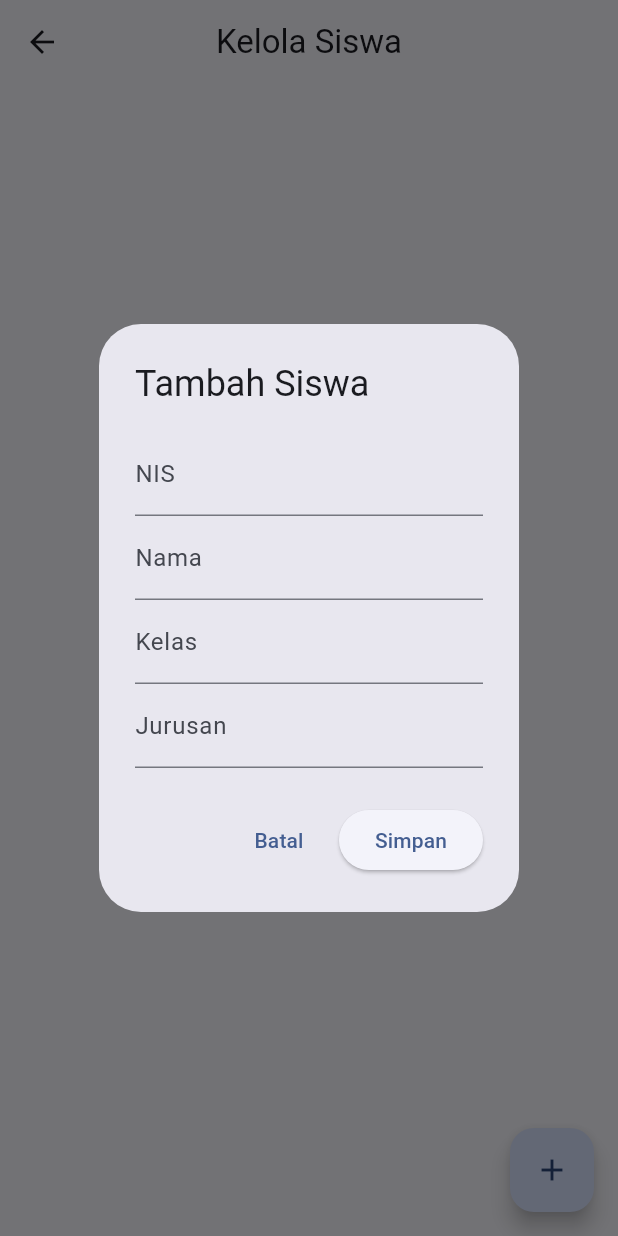
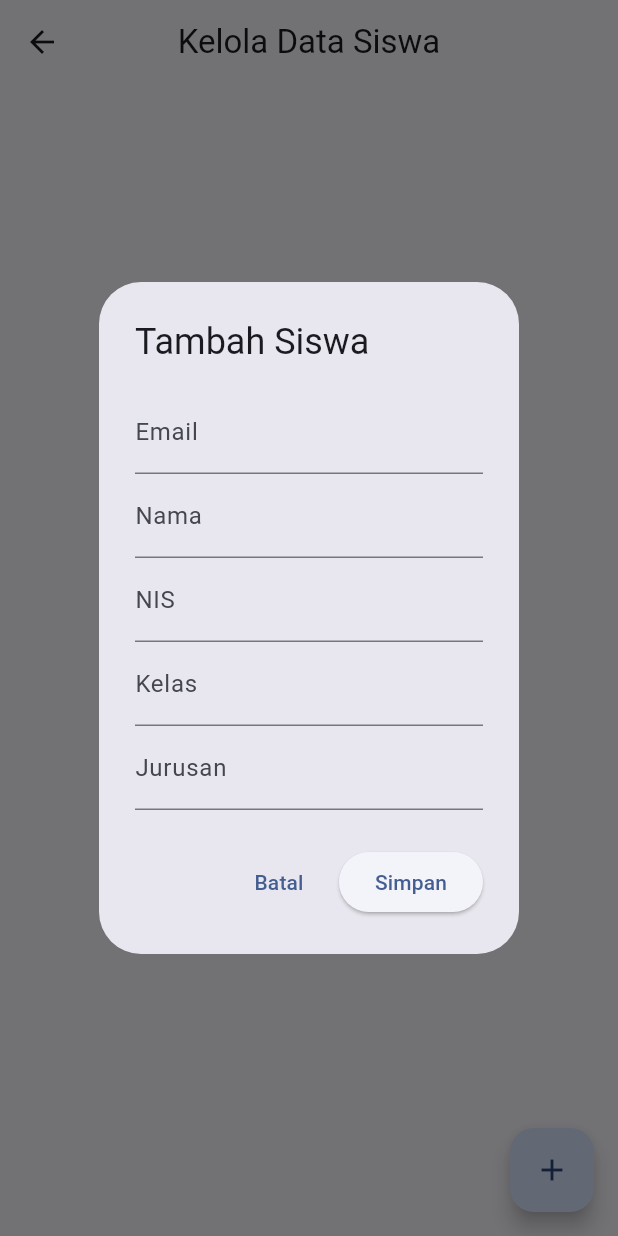
Before and after one commit to Rafadi999/uasmobilekel4, a Flutter app: the ManageStudentsScreen screen opened directly, after a tap on the "add" icon, on a phone screen of 412 x 824 dp. Run offline on Flutter 3.47's test engine with Material 3 defaults, Android fonts, the phone set to English and light mode, and no system bars; our stand-ins replace cloud_firestore, firebase_auth, firebase_core; accounts and stored records are empty.

Commit message:
uasmobilekel4

```diff
--- a/lib/models/student.dart
+++ b/lib/models/student.dart
@@ -1,17 +1,44 @@
 class Student {
   final String id;
+  final String name;
+  final String email;
   final String nis;
-  final String name;
   final String kelas;
   final String jurusan;
+  final String role;
 
-  Student({required this.id, required this.nis, required this.name, required this.kelas, required this.jurusan});
+  Student({
+    required this.id,
+    required this.name,
+    required this.email,
+    required this.nis,
+    required this.kelas,
+    required this.jurusan,
+    this.role = "siswa",
+  });
 
-  Map<String, dynamic> toMap() => {
-    'nis': nis, 'name': name, 'kelas': kelas, 'jurusan': jurusan
-  };
+  // Convert ke Map untuk simpan ke Firestore
+  Map<String, dynamic> toMap() {
+    return {
+      'name': name,
+      'email': email,
+      'nis': nis,
+      'kelas': kelas,
+      'jurusan': jurusan,
+      'role': role,
+    };
+  }
 
-  factory Student.fromMap(String id, Map<String, dynamic> m) => Student(
-    id: id, nis: m['nis'] ?? '', name: m['name'] ?? '', kelas: m['kelas'] ?? '', jurusan: m['jurusan'] ?? ''
-  );
+  // Buat dari Firestore Map (hindari null error)
+  factory Student.fromMap(String id, Map<String, dynamic> map) {
+    return Student(
+      id: id,
+      name: (map['name'] ?? '').toString(),
+      email: (map['email'] ?? '').toString(),
+      nis: (map['nis'] ?? '').toString(),
+      kelas: (map['kelas'] ?? '').toString(),
+      jurusan: (map['jurusan'] ?? '').toString(),
+      role: (map['role'] ?? 'siswa').toString(),
+    );
+  }
 }
--- a/lib/screens/admin/manage_students.dart
+++ b/lib/screens/admin/manage_students.dart
@@ -1,90 +1,118 @@
 import 'package:flutter/material.dart';
 import 'package:cloud_firestore/cloud_firestore.dart';
 import '../../models/student.dart';
-import '../../services/firestore_service.dart';
 
 class ManageStudentsScreen extends StatelessWidget {
   ManageStudentsScreen({super.key});
-  final FirestoreService _svc = FirestoreService();
 
+  final FirebaseFirestore _db = FirebaseFirestore.instance;
+
+  final TextEditingController _email = TextEditingController();
+  final TextEditingController _name = TextEditingController();
   final TextEditingController _nis = TextEditingController();
-  final TextEditingController _name = TextEditingController();
   final TextEditingController _kelas = TextEditingController();
   final TextEditingController _jurusan = TextEditingController();
 
   void _showForm(BuildContext ctx, {Student? edit}) {
     if (edit != null) {
+      _email.text = edit.email;
+      _name.text = edit.name;
       _nis.text = edit.nis;
-      _name.text = edit.name;
       _kelas.text = edit.kelas;
       _jurusan.text = edit.jurusan;
     } else {
-      _nis.clear(); _name.clear(); _kelas.clear(); _jurusan.clear();
+      _email.clear();
+      _name.clear();
+      _nis.clear();
+      _kelas.clear();
+      _jurusan.clear();
     }
 
     showDialog(
       context: ctx,
       builder: (_) => AlertDialog(
         title: Text(edit == null ? 'Tambah Siswa' : 'Edit Siswa'),
-        content: SingleChildScrollView(
-          child: Column(children: [
+        content: Column(
+          mainAxisSize: MainAxisSize.min,
+          children: [
+            TextField(controller: _email, decoration: const InputDecoration(labelText: 'Email')),
+            TextField(controller: _name, decoration: const InputDecoration(labelText: 'Nama')),
             TextField(controller: _nis, decoration: const InputDecoration(labelText: 'NIS')),
-            TextField(controller: _name, decoration: const InputDecoration(labelText: 'Nama')),
             TextField(controller: _kelas, decoration: const InputDecoration(labelText: 'Kelas')),
             TextField(controller: _jurusan, decoration: const InputDecoration(labelText: 'Jurusan')),
-          ]),
+          ],
         ),
         actions: [
           TextButton(onPressed: () => Navigator.pop(ctx), child: const Text('Batal')),
-          ElevatedButton(onPressed: () async {
+          ElevatedButton(
+            onPressed: () async {
               final data = {
+                'email': _email.text.trim(),
+                'name': _name.text.trim(),
                 'nis': _nis.text.trim(),
-              'name': _name.text.trim(),
                 'kelas': _kelas.text.trim(),
                 'jurusan': _jurusan.text.trim(),
-              'createdAt': DateTime.now().toIso8601String()
+                'role': 'siswa',
+                'aktif': true,
+                'createdAt': DateTime.now()
               };
+
               if (edit == null) {
-              await _svc.addData('students', data);
+                await _db.collection('users').add(data);
               } else {
-              await _svc.updateData('students', edit.id, data);
+                await _db.collection('users').doc(edit.id).update(data);
               }
+
               Navigator.pop(ctx);
-          }, child: const Text('Simpan'))
+            },
+            child: const Text('Simpan'),
+          )
         ],
-      )
+      ),
     );
   }
 
   @override
   Widget build(BuildContext context) {
     return Scaffold(
-      appBar: AppBar(title: const Text('Kelola Siswa')),
+      appBar: AppBar(title: const Text('Kelola Data Siswa')),
+      floatingActionButton: FloatingActionButton(
+        onPressed: () => _showForm(context),
+        child: const Icon(Icons.add),
+      ),
       body: StreamBuilder<QuerySnapshot>(
-        stream: FirebaseFirestore.instance.collection('students').orderBy('createdAt', descending: true).snapshots(),
+        stream: _db.collection('users').where('role', isEqualTo: 'siswa').snapshots(),
         builder: (context, snap) {
-          if (snap.connectionState == ConnectionState.waiting) return const Center(child: CircularProgressIndicator());
-          final docs = snap.data?.docs ?? [];
+          if (!snap.hasData) {
+            return const Center(child: CircularProgressIndicator());
+          }
+
+          final docs = snap.data!.docs;
           return ListView.builder(
             itemCount: docs.length,
             itemBuilder: (ctx, i) {
               final d = docs[i];
-              final s = Student.fromMap(d.id, d.data() as Map<String,dynamic>);
+              final s = Student.fromMap(d.id, d.data() as Map<String, dynamic>);
               return ListTile(
                 title: Text(s.name),
-                subtitle: Text('NIS: ${s.nis} • ${s.kelas} ${s.jurusan}'),
-                trailing: Row(mainAxisSize: MainAxisSize.min, children: [
-                  IconButton(icon: const Icon(Icons.edit), onPressed: () => _showForm(context, edit: s)),
-                  IconButton(icon: const Icon(Icons.delete), onPressed: () => _svc.deleteData('students', s.id)),
-                ]),
+                subtitle: Text("NIS: ${s.nis} | ${s.kelas}-${s.jurusan}"),
+                trailing: Row(
+                  mainAxisSize: MainAxisSize.min,
+                  children: [
+                    IconButton(
+                      icon: const Icon(Icons.edit),
+                      onPressed: () => _showForm(context, edit: s),
+                    ),
+                    IconButton(
+                      icon: const Icon(Icons.delete, color: Colors.red),
+                      onPressed: () => _db.collection('users').doc(s.id).delete(),
+                    ),
+                  ],
+                ),
               );
             },
           );
-        }
-      ),
-      floatingActionButton: FloatingActionButton(
-        onPressed: () => _showForm(context),
-        child: const Icon(Icons.add),
+        },
       ),
     );
   }
```
Also changed, not shown: lib/providers/student_provider.dart (+19 -8 lines), lib/screens/admin/admin_dashboard.dart (+34 -10 lines), lib/screens/admin/student_form.dart (added, +78 -0 lines). Lines whose indentation alone changed are shown as unchanged.
